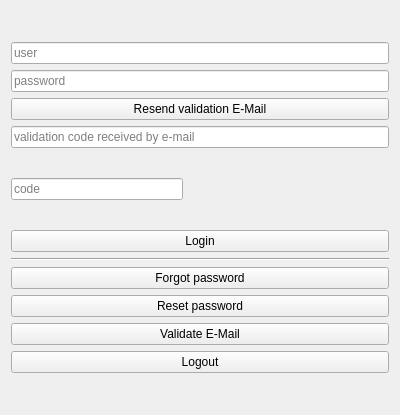
Before: the Qt Designer form myapps/client/auth/home_form.ui in myapps-directory/myapps-client, drawn with Qt 5.
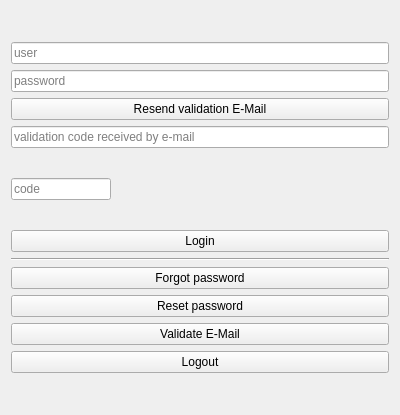
After: the same form once the commit is applied.

Diff of the .ui file:
```diff
--- a/myapps/client/auth/home_form.ui
+++ b/myapps/client/auth/home_form.ui
@@ -95,6 +95,18 @@
     <layout class="QHBoxLayout" name="horizontalLayout">
      <item>
       <widget class="QLineEdit" name="codeEdit">
+       <property name="minimumSize">
+        <size>
+         <width>100</width>
+         <height>0</height>
+        </size>
+       </property>
+       <property name="maximumSize">
+        <size>
+         <width>100</width>
+         <height>16777215</height>
+        </size>
+       </property>
        <property name="placeholderText">
         <string>code</string>
        </property>
@@ -103,6 +115,19 @@
        </property>
       </widget>
      </item>
+     <item>
+      <spacer name="horizontalSpacer">
+       <property name="orientation">
+        <enum>Qt::Horizontal</enum>
+       </property>
+       <property name="sizeHint" stdset="0">
+        <size>
+         <width>40</width>
+         <height>20</height>
+        </size>
+       </property>
+      </spacer>
+     </item>
      <item>
       <widget class="QLabel" name="label">
        <property name="sizePolicy">
```
Left out of the diff: 2 changed lines with no effect on the pictures.
